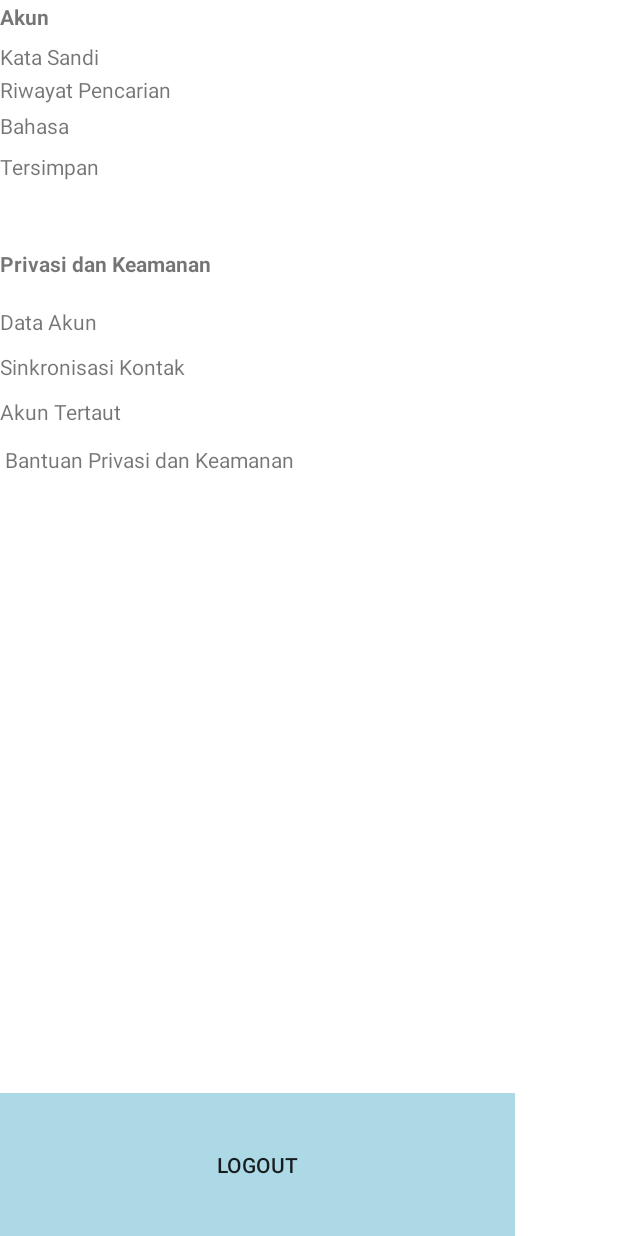
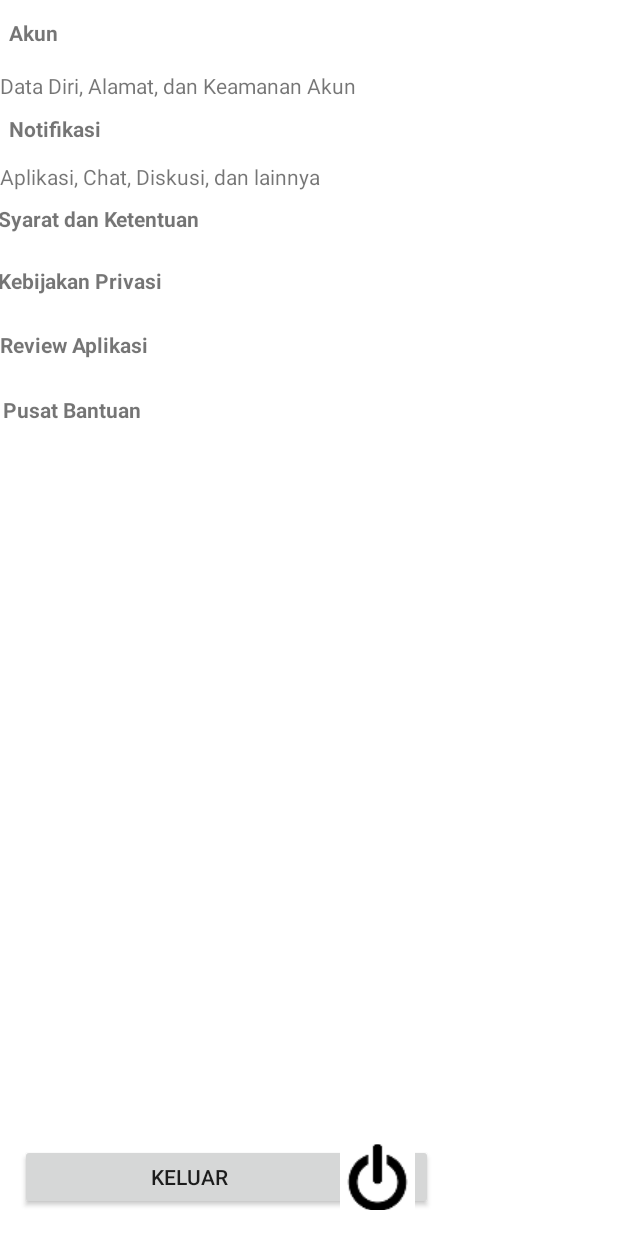
Before and after one commit to wildanal2/RuangKunci, an Android app: the layout fragment_setting.xml on its own in the app's theme, with its tools: preview values and no code run, on a phone screen of 412 x 824 dp. Run offline under Robolectric (Android 15) with nearby library versions, the phone set to English and light mode, and no system bars.

Commit message:
interface fragment_setting
mengedit ulang tampilan

```diff
--- a/app/src/main/java/com/keyroom/com/keyroom/Rest/ApiClient.java
+++ b/app/src/main/java/com/keyroom/com/keyroom/Rest/ApiClient.java
@@ -5,7 +5,7 @@ import retrofit2.converter.gson.GsonConverterFactory;
 
 public class ApiClient {
 
-    public static final String BASE_URL = "http://192.168.88.110/ruangkunci_service/index.php/";
+    public static final String BASE_URL = "http://192.168.1.31:8181/ruangkunci_service/index.php/";
     private static Retrofit retrofit = null;
     public static Retrofit getClient() {
         if (retrofit==null) {
--- a/app/src/main/res/layout/fragment_setting.xml
+++ b/app/src/main/res/layout/fragment_setting.xml
@@ -4,143 +4,101 @@
     android:layout_height="match_parent"
     android:background="@android:color/background_light">
 
-    <RelativeLayout
-        android:id="@+id/layoutatas"
-        android:layout_width="match_parent"
-        android:layout_height="152dp"
-        android:layout_alignParentStart="true"
-        android:layout_alignParentTop="true"
-        android:layout_marginStart="0dp"
-        android:layout_marginTop="1dp"
-        android:orientation="horizontal">
-
-        <TextView
-            android:id="@+id/textView"
-            android:layout_width="136dp"
-            android:layout_height="wrap_content"
-            android:layout_alignParentStart="true"
-            android:layout_alignParentBottom="true"
-            android:layout_marginStart="0dp"
-            android:layout_marginBottom="106dp"
-            android:text="Kata Sandi" />
 
     <TextView
         android:id="@+id/textView2"
-            android:layout_width="134dp"
-            android:layout_height="wrap_content"
-            android:layout_alignStart="@+id/textView"
-            android:layout_alignParentBottom="true"
-            android:layout_marginStart="0dp"
-            android:layout_marginBottom="84dp"
-            android:text="Riwayat Pencarian" />
-
-        <TextView
-            android:id="@+id/textView3"
-            android:layout_width="146dp"
-            android:layout_height="wrap_content"
+        android:layout_width="86dp"
+        android:layout_height="33dp"
         android:layout_alignParentStart="true"
-            android:layout_marginStart="0dp"
+        android:layout_alignParentTop="true"
+        android:layout_marginStart="6dp"
+        android:layout_marginTop="12dp"
         android:text="Akun"
         android:textStyle="bold" />
 
     <TextView
+        android:id="@+id/textView3"
+        android:layout_width="wrap_content"
+        android:layout_height="wrap_content"
+        android:layout_alignParentStart="true"
+        android:layout_alignParentTop="true"
+        android:layout_marginStart="0dp"
+        android:layout_marginTop="47dp"
+        android:text="Data Diri, Alamat, dan Keamanan Akun" />
+
+    <TextView
         android:id="@+id/textView4"
-            android:layout_width="136dp"
+        android:layout_width="wrap_content"
         android:layout_height="wrap_content"
-            android:layout_below="@+id/textView2"
-            android:layout_alignParentStart="true"
-            android:layout_marginTop="-79dp"
-            android:text="Bahasa" />
+        android:layout_alignStart="@+id/textView3"
+        android:layout_alignParentTop="true"
+        android:layout_marginStart="6dp"
+        android:layout_marginTop="76dp"
+        android:text="Notifikasi"
+        android:textStyle="bold" />
 
     <TextView
         android:id="@+id/textView5"
-            android:layout_width="135dp"
+        android:layout_width="wrap_content"
         android:layout_height="wrap_content"
-            android:layout_below="@+id/textView4"
+        android:layout_alignStart="@+id/textView3"
+        android:layout_alignParentTop="true"
         android:layout_marginStart="0dp"
-            android:layout_marginTop="8dp"
-            android:text="Tersimpan" />
-    </RelativeLayout>
-
-    <RelativeLayout
-        android:id="@+id/layouttengah"
-        android:layout_width="match_parent"
-        android:layout_height="375dp"
-        android:layout_above="@id/layoutbawah"
-        android:layout_below="@+id/layoutatas"
-        android:layout_alignParentStart="true"
-        android:layout_marginStart="0dp"
-        android:layout_marginTop="3dp"
-        android:layout_marginBottom="-19dp"
-        android:orientation="vertical">
+        android:layout_marginTop="108dp"
+        android:text="Aplikasi, Chat, Diskusi, dan lainnya" />
 
     <TextView
         android:id="@+id/textView6"
-            android:layout_width="197dp"
+        android:layout_width="wrap_content"
         android:layout_height="wrap_content"
+        android:layout_alignStart="@+id/textView3"
         android:layout_alignParentTop="true"
-            android:layout_marginTop="9dp"
-            android:text="Privasi dan Keamanan"
+        android:layout_marginStart="-1dp"
+        android:layout_marginTop="136dp"
+        android:text="Syarat dan Ketentuan"
         android:textStyle="bold" />
 
     <TextView
         android:id="@+id/textView7"
-            android:layout_width="196dp"
+        android:layout_width="wrap_content"
         android:layout_height="wrap_content"
-            android:layout_alignParentStart="true"
+        android:layout_alignStart="@+id/textView3"
         android:layout_alignParentTop="true"
-            android:layout_marginTop="48dp"
-            android:text="Data Akun" />
+        android:layout_marginStart="-1dp"
+        android:layout_marginTop="177dp"
+        android:text="Kebijakan Privasi"
+        android:textStyle="bold" />
 
     <TextView
         android:id="@+id/textView8"
-            android:layout_width="195dp"
-            android:layout_height="wrap_content"
-            android:layout_alignStart="@+id/layouttengah"
-            android:layout_alignParentTop="true"
-            android:layout_marginTop="78dp"
-            android:text="Sinkronisasi Kontak" />
-
-        <TextView
-            android:id="@+id/textView9"
-            android:layout_width="193dp"
-            android:layout_height="wrap_content"
-            android:layout_alignStart="@+id/layouttengah"
-            android:layout_alignParentTop="true"
-            android:layout_marginTop="108dp"
-            android:text="Akun Tertaut" />
-
-        <TextView
-            android:id="@+id/textView10"
         android:layout_width="wrap_content"
         android:layout_height="wrap_content"
         android:layout_alignParentStart="true"
         android:layout_alignParentTop="true"
-            android:layout_marginStart="3dp"
-            android:layout_marginTop="140dp"
-            android:text="Bantuan Privasi dan Keamanan" />
-    </RelativeLayout>
+        android:layout_marginStart="0dp"
+        android:layout_marginTop="220dp"
+        android:text="Review Aplikasi"
+        android:textStyle="bold" />
 
-    <LinearLayout
-        android:id="@+id/layoutbawah"
-        android:layout_width="343dp"
-        android:layout_height="95dp"
+    <TextView
+        android:id="@+id/textView9"
+        android:layout_width="wrap_content"
+        android:layout_height="wrap_content"
+        android:layout_alignParentStart="true"
+        android:layout_alignParentTop="true"
+        android:layout_marginStart="2dp"
+        android:layout_marginTop="263dp"
+        android:text="Pusat Bantuan"
+        android:textStyle="bold" />
+
+    <Button
+        android:id="@+id/button2"
+        android:layout_width="275dp"
+        android:layout_height="44dp"
         android:layout_alignParentStart="true"
         android:layout_alignParentBottom="true"
-        android:layout_marginStart="0dp"
-        android:orientation="horizontal">
-
-        <Button
-            android:id="@+id/button"
-            android:layout_width="match_parent"
-            android:layout_height="match_parent"
-            android:layout_alignParentEnd="true"
-            android:layout_alignParentBottom="true"
-            android:layout_marginEnd="0dp"
-            android:layout_marginBottom="0dp"
-            android:background="#ADD8E6"
-            android:text="LOGOUT" />
-    </LinearLayout>
-
-
+        android:layout_marginStart="13dp"
+        android:layout_marginBottom="17dp"
+        android:drawableRight="@drawable/logout"
+        android:text="Keluar" />
 </RelativeLayout>
```
Also changed, not shown: app/src/main/res/drawable-v24/logout.png (added). Lines whose indentation alone changed are shown as unchanged.
